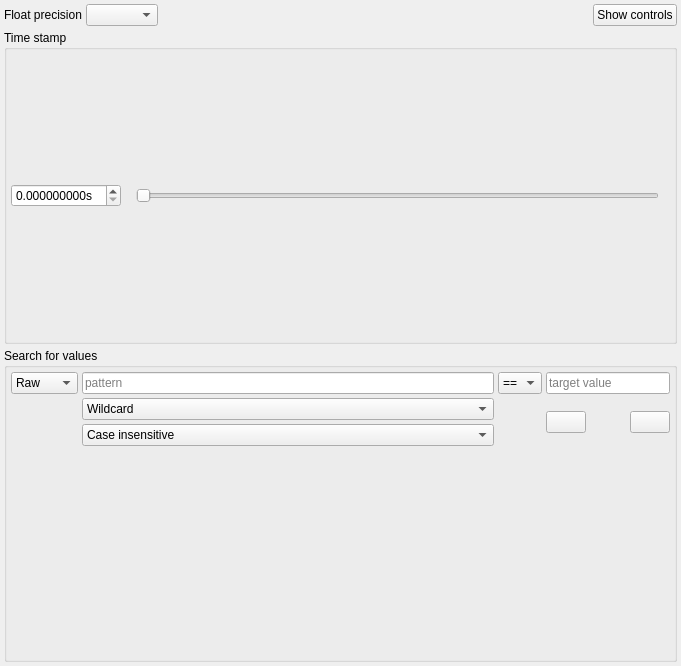
First picture: the form in src/asammdf/gui/ui/numeric_offline.ui, repository danielhrisca/asammdf, before the edit.
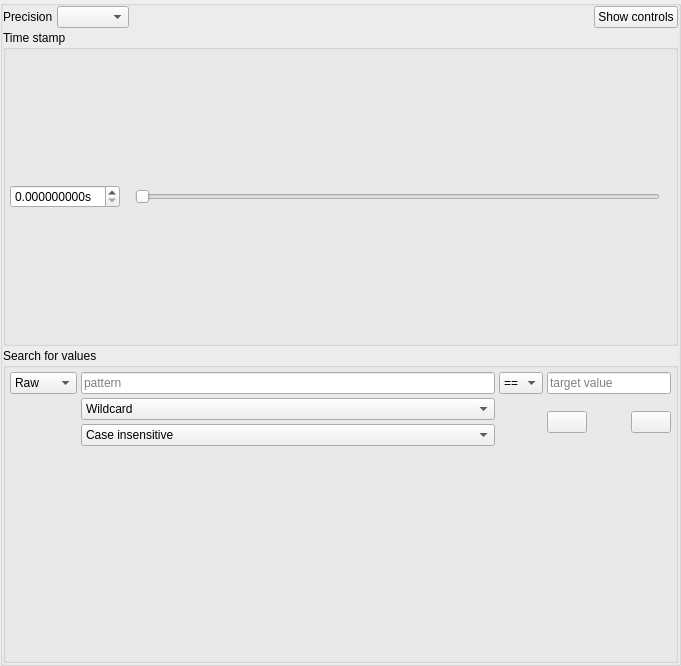
Second picture: the form after the edit. Icons and pictures are not drawn.

Commit message: * hide/show header and controls in the Numeric window * automatically fill the current sub-window title when editing the title

The edit to the form file:
```diff
--- a/src/asammdf/gui/ui/numeric_offline.ui
+++ b/src/asammdf/gui/ui/numeric_offline.ui
@@ -15,19 +15,43 @@
   </property>
   <layout class="QVBoxLayout" name="main_layout">
    <property name="spacing">
-    <number>4</number>
+    <number>2</number>
    </property>
    <property name="leftMargin">
-    <number>4</number>
+    <number>0</number>
    </property>
    <property name="topMargin">
-    <number>4</number>
+    <number>0</number>
    </property>
    <property name="rightMargin">
-    <number>4</number>
+    <number>0</number>
    </property>
    <property name="bottomMargin">
-    <number>4</number>
+    <number>0</number>
+   </property>
+   <item>
+    <widget class="QGroupBox" name="controls">
+     <property name="title">
+      <string/>
+     </property>
+     <property name="flat">
+      <bool>true</bool>
+     </property>
+     <layout class="QVBoxLayout" name="verticalLayout">
+      <property name="spacing">
+       <number>2</number>
+      </property>
+      <property name="leftMargin">
+       <number>0</number>
+      </property>
+      <property name="topMargin">
+       <number>0</number>
+      </property>
+      <property name="rightMargin">
+       <number>0</number>
+      </property>
+      <property name="bottomMargin">
+       <number>0</number>
    </property>
    <item>
     <layout class="QGridLayout" name="gridLayout_2" columnstretch="0,0,1,0">
@@ -46,9 +70,9 @@
       </widget>
      </item>
      <item row="0" column="0">
-      <widget class="QLabel" name="label_5">
+         <widget class="QLabel" name="controls_label">
        <property name="text">
-        <string>Float precision</string>
+           <string>Precision</string>
        </property>
       </widget>
      </item>
@@ -56,7 +80,7 @@
       <widget class="QComboBox" name="float_precision"/>
      </item>
      <item row="0" column="2">
-      <spacer name="horizontalSpacer">
+         <spacer name="controls_spacer">
        <property name="orientation">
         <enum>Qt::Horizontal</enum>
        </property>
@@ -302,6 +326,9 @@
         <property name="text">
          <string/>
         </property>
+          </widget>
+         </item>
+        </layout>
        </widget>
       </item>
      </layout>
```
Lines whose indentation alone changed are shown as unchanged. The commit also changes 3 other files.
